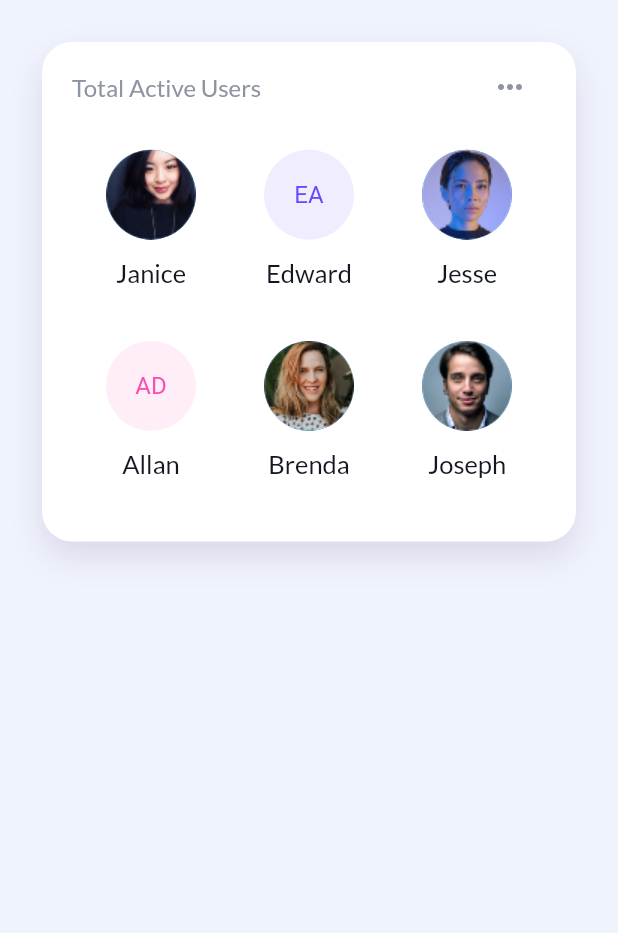
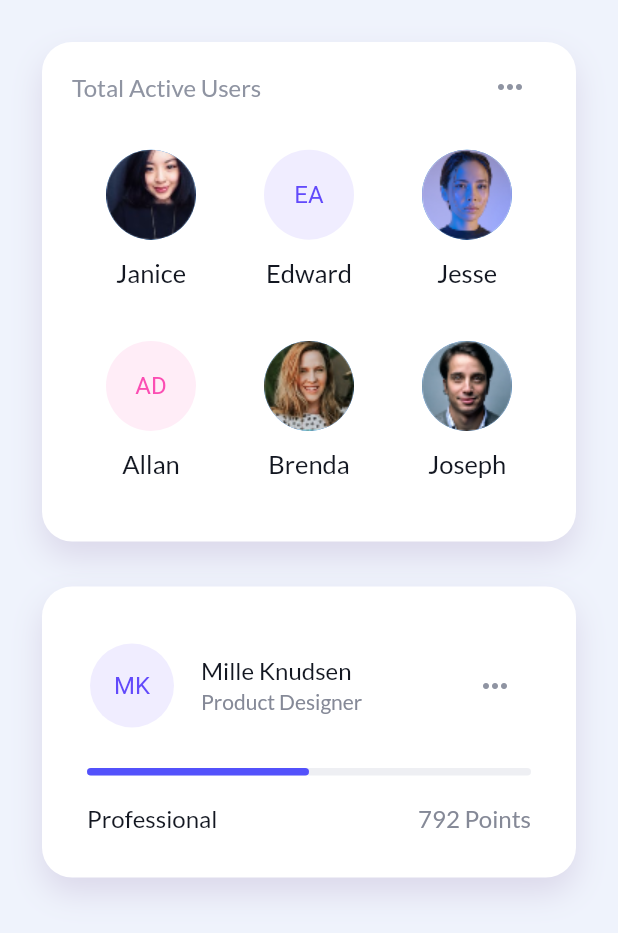
Before and after one commit to yaymalaga/flutter_experiments, a Flutter app: the screen it shows after launch, on a phone screen of 412 x 824 dp. Shown: the top 933 px of the screen. Run offline on Flutter 3.47's test engine with Material 2 defaults, Android fonts, the phone set to English and light mode, and no system bars; our stand-ins replace google_fonts.

Commit message:
Add Card3

```diff
--- /dev/null
+++ b/lib/cards/card3/card3.dart
@@ -0,0 +1,91 @@
+import 'package:cards_ui/components/simple_card.dart';
+import 'package:cards_ui/components/user_avatar.dart';
+import 'package:cards_ui/utils/users.dart';
+import 'package:flutter/material.dart';
+import 'package:google_fonts/google_fonts.dart';
+
+class Card3 extends StatelessWidget {
+  @override
+  Widget build(BuildContext context) {
+    return SimpleCard(
+      height: 194,
+      padding: EdgeInsets.symmetric(horizontal: 30, vertical: 30),
+      child: Column(
+        mainAxisAlignment: MainAxisAlignment.spaceBetween,
+        children: [
+          ListTile(
+            contentPadding: EdgeInsets.zero,
+            leading: UserAvatar(
+              user: usersData["mille"],
+            ),
+            title: Text(
+              "Mille Knudsen",
+              style: GoogleFonts.lato(
+                fontSize: 16,
+                color: Color(0xff131721),
+                fontWeight: FontWeight.w500,
+              ),
+            ),
+            subtitle: Text(
+              "Product Designer",
+              style: GoogleFonts.lato(
+                fontSize: 14,
+                color: Color(0xff858997),
+                fontWeight: FontWeight.w500,
+              ),
+            ),
+            trailing: IconButton(
+              icon: Icon(
+                Icons.more_horiz,
+                color: Color(0xff8f94a2),
+              ),
+              onPressed: () => {},
+            ),
+          ),
+          Stack(
+            children: [
+              Container(
+                height: 5,
+                decoration: BoxDecoration(
+                  borderRadius: BorderRadius.circular(3),
+                  color: Color(0xffeeeff3),
+                ),
+              ),
+              LayoutBuilder(
+                builder: (context, constrains) => Container(
+                  height: 5,
+                  width: constrains.maxWidth / 2,
+                  decoration: BoxDecoration(
+                    borderRadius: BorderRadius.circular(3),
+                    color: Color(0xff5351fb),
+                  ),
+                ),
+              )
+            ],
+          ),
+          Row(
+            mainAxisAlignment: MainAxisAlignment.spaceBetween,
+            children: [
+              Text(
+                "Professional",
+                style: GoogleFonts.lato(
+                  fontSize: 16,
+                  color: Color(0xff131721),
+                  fontWeight: FontWeight.w500,
+                ),
+              ),
+              Text(
+                "792 Points",
+                style: GoogleFonts.lato(
+                  fontSize: 16,
+                  color: Color(0xff858997),
+                  fontWeight: FontWeight.w500,
+                ),
+              ),
+            ],
+          )
+        ],
+      ),
+    );
+  }
+}
--- a/lib/main.dart
+++ b/lib/main.dart
@@ -1,8 +1,6 @@
 import 'package:cards_ui/cards/card1/card1.dart';
-import 'package:cards_ui/components/simple_card.dart';
-import 'package:cards_ui/components/simple_header.dart';
+import 'package:cards_ui/cards/card3/card3.dart';
 import 'package:flutter/material.dart';
-import 'package:google_fonts/google_fonts.dart';
 
 void main() {
   runApp(MyApp());
@@ -32,6 +30,8 @@ class HomePage extends StatelessWidget {
           padding: EdgeInsets.all(28),
           children: [
             Card1(),
+            SizedBox(height: 30),
+            Card3(),
           ],
         ),
       ),
--- a/lib/utils/users.dart
+++ b/lib/utils/users.dart
@@ -47,4 +47,10 @@ final Map<String, User> usersData = {
     fullName: "Joseph",
     pathMiniature: "assets/joseph.png",
   ),
+  "mille": User(
+    fullName: "Mille Knudsen",
+    letterColor: Color(0xff624afb),
+    backgroundColor: Color(0xfff0edff),
+    nameMiniature: "MK",
+  ),
 };
```
